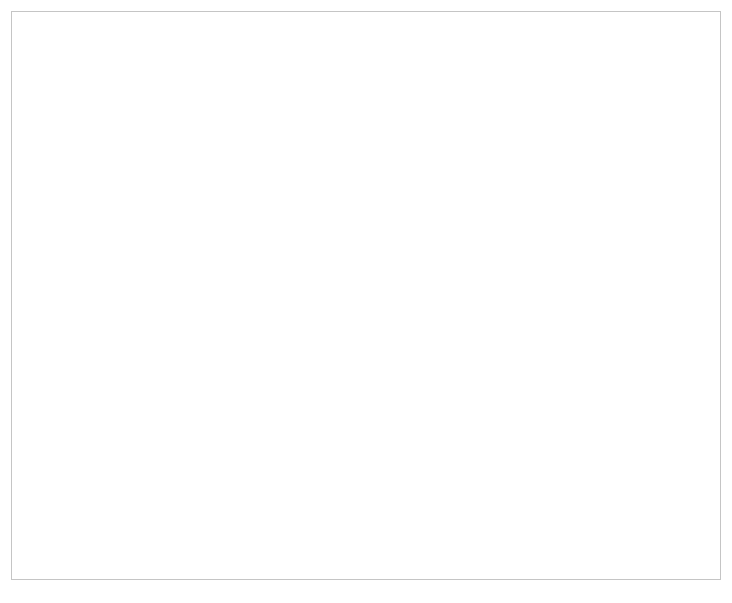
The window that ui/dialogs/playlistplayer.ui (amirmohsen1384/Mockingbird) describes before a commit, drawn with Qt 5.
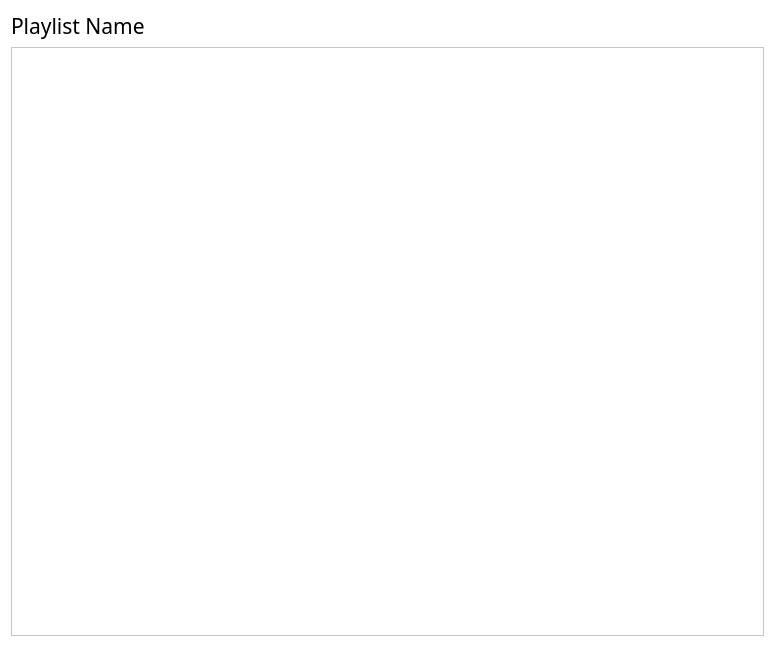
The same window after the commit. Custom widgets are drawn as their Qt base class.

Commit message: Added a label to show the name of the playlist

What changed in the file:
```diff
--- a/ui/dialogs/playlistplayer.ui
+++ b/ui/dialogs/playlistplayer.ui
@@ -6,8 +6,8 @@
    <rect>
     <x>0</x>
     <y>0</y>
-    <width>732</width>
-    <height>603</height>
+    <width>775</width>
+    <height>653</height>
    </rect>
   </property>
   <property name="palette">
@@ -65,21 +65,35 @@
   <property name="modal">
    <bool>true</bool>
   </property>
-  <layout class="QGridLayout" name="gridLayout">
-   <item row="1" column="1" rowspan="2">
-    <widget class="Player" name="player" native="true">
+  <layout class="QVBoxLayout" name="verticalLayout">
+   <item>
+    <widget class="QLabel" name="titleLabel">
+     <property name="font">
+      <font>
+       <family>Segoe Print</family>
+       <pointsize>16</pointsize>
+       <bold>false</bold>
+      </font>
+     </property>
+     <property name="text">
+      <string>Playlist Name</string>
+     </property>
+    </widget>
+   </item>
+   <item>
+    <widget class="QListView" name="playlistView">
      <property name="sizePolicy">
-      <sizepolicy hsizetype="MinimumExpanding" vsizetype="Preferred">
+      <sizepolicy hsizetype="MinimumExpanding" vsizetype="MinimumExpanding">
        <horstretch>0</horstretch>
        <verstretch>0</verstretch>
       </sizepolicy>
      </property>
     </widget>
    </item>
-   <item row="0" column="0" colspan="3">
-    <widget class="QListView" name="playlistView">
+   <item>
+    <widget class="Player" name="player" native="true">
      <property name="sizePolicy">
-      <sizepolicy hsizetype="MinimumExpanding" vsizetype="MinimumExpanding">
+      <sizepolicy hsizetype="MinimumExpanding" vsizetype="Preferred">
        <horstretch>0</horstretch>
        <verstretch>0</verstretch>
       </sizepolicy>
```
The commit also changes 1 other file.
